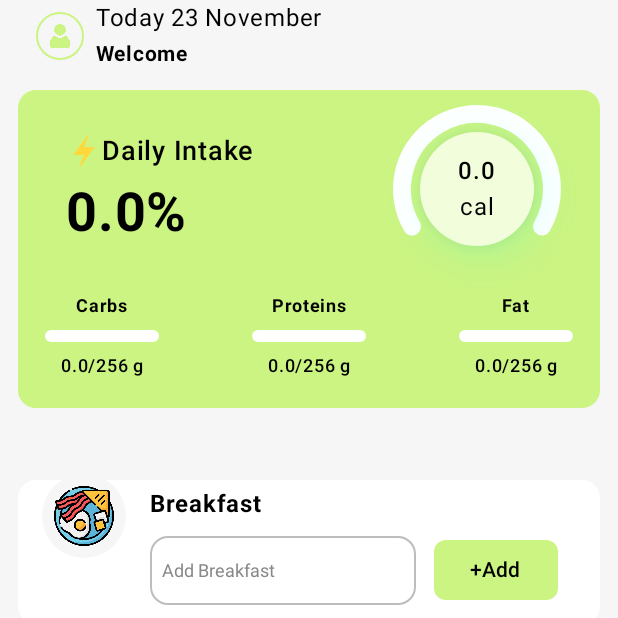
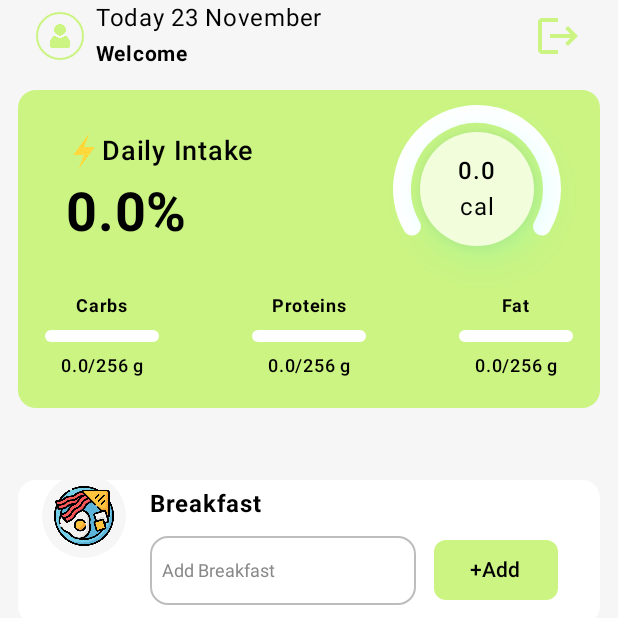
Before and after one commit to Inqlab-Muradov/FoodApp, an Android app built with Jetpack Compose: the HomeScreen screen opened through its navigation route, on a phone screen of 412 x 824 dp, the top half of it. Run offline under Robolectric (Android 15) with nearby library versions, the phone set to English and light mode, and no system bars; our stand-ins replace Dagger/Hilt's generated code, Firebase (no records; nobody signed in at launch, a user with empty details on screens opened directly).

Commit message:
logout is added

```diff
--- a/app/src/main/java/com/example/foodapp/navigation/NavHost.kt
+++ b/app/src/main/java/com/example/foodapp/navigation/NavHost.kt
@@ -86,7 +86,12 @@ fun MainNavHost(modifier: Modifier = Modifier) {
                 onTextChanged = homeViewModel::setFoodText,
                 onCalculate = homeViewModel::getCalorie,
                 closeSnackBar = homeViewModel::closeSnackBar,
-                userEmail = userEmail
+                userEmail = userEmail,
+                navigateToLogin = {
+                    navController.navigate(ScreenRoutes.LoginScreen){
+                        popUpTo(0) { inclusive = true }
+                    }
+                }
             )
         }
     }
--- a/app/src/main/java/com/example/foodapp/presentation/auth/AuthState.kt
+++ b/app/src/main/java/com/example/foodapp/presentation/auth/AuthState.kt
@@ -7,5 +7,4 @@ data class AuthState(
     val passwordRegister: String = "",
     val confirmPasswordRegister: String = "",
     val userEmail: String = ""
-
 )
--- a/app/src/main/java/com/example/foodapp/presentation/home/HomeScreen.kt
+++ b/app/src/main/java/com/example/foodapp/presentation/home/HomeScreen.kt
@@ -12,6 +12,7 @@ import androidx.compose.foundation.Canvas
 import androidx.compose.foundation.Image
 import androidx.compose.foundation.background
 import androidx.compose.foundation.border
+import androidx.compose.foundation.clickable
 import androidx.compose.foundation.layout.Arrangement
 import androidx.compose.foundation.layout.Box
 import androidx.compose.foundation.layout.Column
@@ -62,6 +63,7 @@ import androidx.compose.ui.text.font.FontWeight
 import androidx.compose.ui.unit.Dp
 import androidx.compose.ui.unit.dp
 import androidx.compose.ui.unit.sp
+import androidx.compose.ui.util.packInts
 import com.example.foodapp.R
 import com.example.foodapp.presentation.auth.CustomTextField
 import kotlinx.coroutines.delay
@@ -76,7 +78,8 @@ fun HomeScreen(
     onTextChanged: (String, Int) -> Unit,
     onCalculate: () -> Unit,
     closeSnackBar:()->Unit,
-    userEmail:String
+    userEmail:String,
+    navigateToLogin:()->Unit
 ) {
     val snackHostState = remember { SnackbarHostState() }
 
@@ -143,6 +146,18 @@ fun HomeScreen(
                                 fontWeight = FontWeight.Bold
                             )
                         }
+                        Spacer(modifier = Modifier.weight(1f))
+                        Icon(
+                            painter = painterResource(R.drawable.logout),
+                            contentDescription = null,
+                            modifier = Modifier.size(32.dp).clickable(
+                                indication = null,
+                                interactionSource = null
+                            ){
+                                navigateToLogin()
+                            },
+                            tint = Color(0xFFCBF482)
+                        )
                     }
                     CalorieBox(state = state)
                     Spacer(modifier = Modifier.height(24.dp))
--- a/app/src/main/java/com/example/foodapp/presentation/splash/SplashScreen.kt
+++ b/app/src/main/java/com/example/foodapp/presentation/splash/SplashScreen.kt
@@ -48,7 +48,7 @@ fun SplashScreen(
     }
 
     LaunchedEffect(Unit) {
-        delay(2000)
+        delay(3000)
         navigateToLogin()
     }
 
--- /dev/null
+++ b/app/src/main/res/drawable/logout.xml
@@ -0,0 +1,11 @@
+<vector xmlns:android="http://schemas.android.com/apk/res/android"
+    android:width="32dp"
+    android:height="32dp"
+    android:viewportWidth="32"
+    android:viewportHeight="32">
+  <path
+      android:pathData="m22.668,9.332 l-1.883,1.883 3.442,3.453L10.668,14.668v2.664h13.559l-3.442,3.441 1.883,1.895L29.332,16ZM5.332,6.668L16,6.668L16,4L5.332,4a2.673,2.673 0,0 0,-2.664 2.668v18.664c0,1.469 1.2,2.668 2.664,2.668L16,28v-2.668L5.332,25.332ZM5.332,6.668"
+      android:fillColor="#000"
+      android:fillType="nonZero"
+      android:strokeColor="#00000000"/>
+</vector>
```
